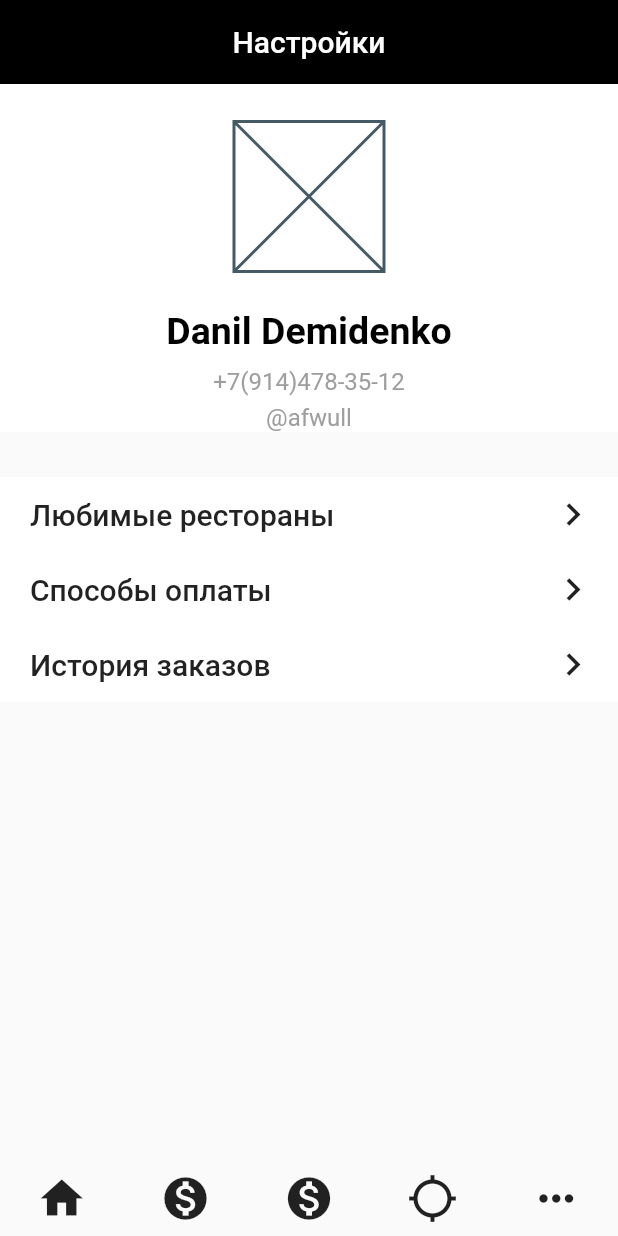
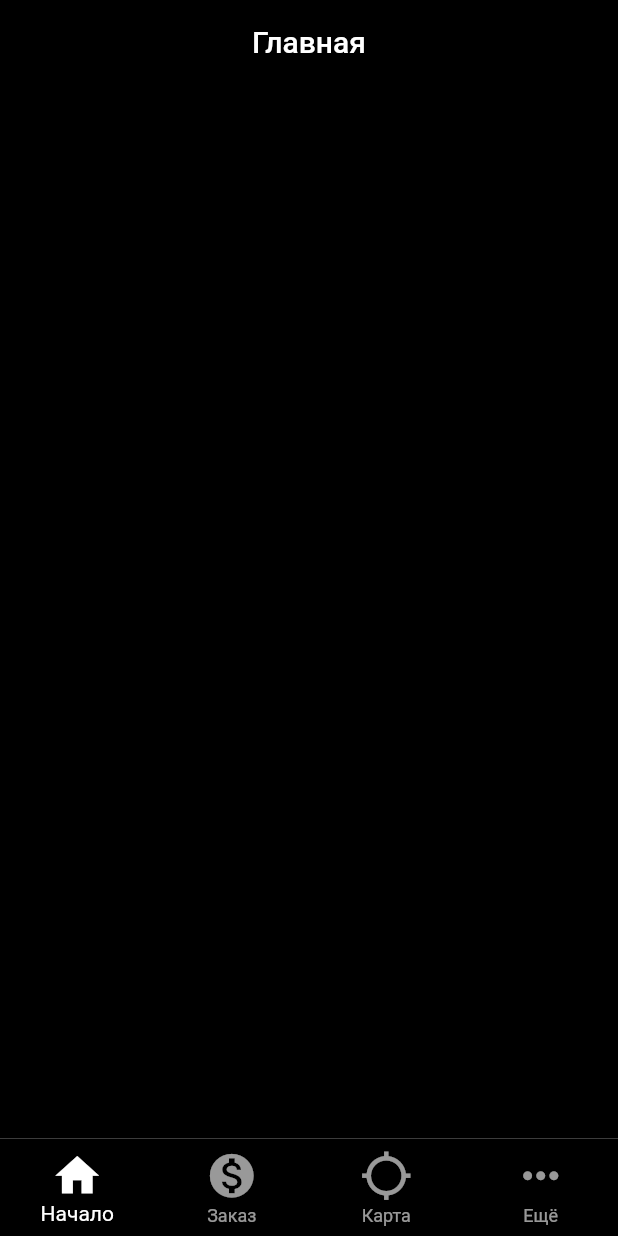
Before and after one commit to getStRiCtd/Food-Delivery-App, a Flutter app: the screen it shows after launch, on a phone screen of 412 x 824 dp. Run offline on Flutter 3.47's test engine with Material 2 defaults, Android fonts, the light colour scheme and no system bars.

Commit message:
Switch beetween Screens
Key changes:
1) Screens treat like widget
2) AppBar title now depends on screen  is currently in use
3) BottomNavigation bar
Also:
- add.dart was removes as unnecessary
- code refactoring

```diff
--- /dev/null
+++ b/lib/Screens/main_screen_widget.dart
@@ -0,0 +1,12 @@
+import "package:flutter/material.dart";
+
+class HomePage extends StatelessWidget {
+  const HomePage({Key? key}) : super(key: key);
+
+  @override
+  Widget build(BuildContext context) {
+    return Container(
+      color: Colors.black,
+    );
+  }
+}
--- /dev/null
+++ b/lib/Screens/settings_screen_widget.dart
@@ -0,0 +1,19 @@
+import "package:flutter/material.dart";
+import 'package:pet/Widgets/user_profile/user_info/user_info.dart';
+import 'package:pet/Widgets/user_profile/settings_list/settings_menu.dart';
+
+class SettingsPage extends StatelessWidget {
+  const SettingsPage({Key? key}) : super(key: key);
+
+  @override
+  Widget build(BuildContext context) {
+    return SizedBox(
+      width: double.infinity,
+      child: Column(
+        crossAxisAlignment: CrossAxisAlignment.center,
+        mainAxisAlignment: MainAxisAlignment.start,
+        children: const [UserInfo(), SizedBox(height: 30), Menu()],
+      ),
+    );
+  }
+}
--- a/lib/Widgets/MaterialApp/app.dart
+++ /dev/null
@@ -1,30 +0,0 @@
-import 'package:flutter/material.dart';
-import 'package:pet/Widgets/user_profile.dart';
-import 'package:pet/Widgets/bootomNavigation/bottom_navigation.dart';
-
-class App extends StatelessWidget {
-  const App({Key? key}) : super(key: key);
-
-  @override
-  Widget build(BuildContext context) {
-    var appBar = AppBar(
-      title: const Text(
-        'Настройки',
-        style: TextStyle(color: Colors.white),
-      ),
-      centerTitle: true,
-      foregroundColor: Colors.black,
-      backgroundColor: Colors.black,
-      elevation: 0,
-    );
-
-    return MaterialApp(
-      home: Scaffold(
-        appBar: appBar,
-        body: UserProfile(),
-        backgroundColor: Colors.grey[250],
-        bottomNavigationBar: BotNavigation(),
-      ),
-    );
-  }
-}
--- a/lib/Widgets/bootomNavigation/bottom_navigation.dart
+++ b/lib/Widgets/bootomNavigation/bottom_navigation.dart
@@ -1,41 +1,15 @@
 import 'package:flutter/material.dart';
 
 class BotNavIcon {
-  final IconData icon;
-  final double size = 34;
+  final Icon icon;
+  final String label;
 
-  const BotNavIcon({required this.icon});
+  const BotNavIcon({required this.icon, required this.label}) : super();
 }
 
 List<BotNavIcon> iconsRow = [
-  BotNavIcon(icon: Icons.home),
-  BotNavIcon(icon: Icons.monetization_on),
-  BotNavIcon(icon: Icons.monetization_on),
-  BotNavIcon(icon: Icons.gps_not_fixed_sharp),
-  BotNavIcon(icon: Icons.more_horiz),
+  BotNavIcon(icon: Icon(Icons.home), label: 'Начало'),
+  BotNavIcon(icon: Icon(Icons.monetization_on), label: 'Заказ'),
+  BotNavIcon(icon: Icon(Icons.gps_not_fixed_sharp), label: "Карта"),
+  BotNavIcon(icon: Icon(Icons.more_horiz), label: "Ещё"),
 ];
-
-class BotNavigation extends StatefulWidget {
-  const BotNavigation({Key? key}) : super(key: key);
-
-  @override
-  BotNavigationState createState() => BotNavigationState();
-}
-
-class BotNavigationState extends State<BotNavigation> {
-  @override
-  Widget build(BuildContext context) {
-    return Container(
-      height: 50,
-      child: Row(
-        mainAxisAlignment: MainAxisAlignment.spaceAround,
-        children: iconsRow
-            .map((iconData) => Icon(
-                  iconData.icon,
-                  size: iconData.size,
-                ))
-            .toList(),
-      ),
-    );
-  }
-}
--- /dev/null
+++ b/lib/Widgets/tested_widgets/navigation_route.dart
@@ -0,0 +1 @@
+import 'package:flutter/material.dart';
--- a/lib/Widgets/user_profile/settings_list/settings_menu.dart
+++ b/lib/Widgets/user_profile/settings_list/settings_menu.dart
@@ -27,19 +27,19 @@ class SettingsRow extends StatelessWidget {
 
   @override
   Widget build(BuildContext context) {
-    return Row(
-      children: [
-        Padding(
-          padding: EdgeInsets.only(left: 20, right: 15),
-          child: Text(label,
-              style: TextStyle(fontSize: 20, fontWeight: FontWeight.w500)),
+    return MaterialButton(
+      onPressed: () {},
+      child: SizedBox(
+        height: 50,
+        child: Row(
+          children: [
+            Text(label,
+                style: TextStyle(fontSize: 20, fontWeight: FontWeight.w500)),
+            Spacer(),
+            Icon(Icons.navigate_next, size: 30)
+          ],
         ),
-        Spacer(),
-        Padding(
-          padding: EdgeInsets.only(right: 15),
-          child: Icon(Icons.navigate_next, size: 30),
-        )
-      ],
+      ),
     );
   }
 }
--- a/lib/main.dart
+++ b/lib/main.dart
@@ -1,7 +1,73 @@
-import 'package:flutter/material.dart';
-import 'Widgets/MaterialApp/app.dart';
+import "package:flutter/material.dart";
+import 'package:pet/Screens/settings_screen_widget.dart';
+import 'Screens/main_screen_widget.dart';
+import 'package:pet/Widgets/bootomNavigation/bottom_navigation.dart';
 
-void main() {
-  const app = App();
-  runApp(app);
+void main() => runApp(MyApp());
+
+class MyApp extends StatefulWidget {
+  const MyApp({Key? key}) : super(key: key);
+
+  @override
+  _MyAppState createState() => _MyAppState();
 }
+
+class _MyAppState extends State<MyApp> {
+  int _selectedIndex = 0;
+  static const List<Widget> widgets = [
+    HomePage(),
+    Text('asd'),
+    Text('data'),
+    SettingsPage()
+  ];
+
+  static const List<String> appBarTitle = [
+    'Главная',
+    'Корзина',
+    'Ближайшин рестораны',
+    'Настройки',
+  ];
+
+  void onSelectTab(int index) {
+    setState(() {
+      if (_selectedIndex == index) return;
+      _selectedIndex = index;
+    });
+  }
+
+  @override
+  Widget build(BuildContext context) {
+    var appBar = AppBar(
+      title: Text(
+        appBarTitle[_selectedIndex],
+        style: TextStyle(color: Colors.white),
+      ),
+      centerTitle: true,
+      foregroundColor: Colors.black,
+      backgroundColor: Colors.black,
+      elevation: 0,
+    );
+
+    var bottomBar = BottomNavigationBar(
+      type: BottomNavigationBarType.fixed,
+      backgroundColor: Colors.black,
+      selectedItemColor: Colors.white,
+      unselectedItemColor: Colors.white.withOpacity(.60),
+      iconSize: 35,
+      items: iconsRow
+          .map((cur) =>
+              BottomNavigationBarItem(icon: cur.icon, label: cur.label))
+          .toList(),
+      onTap: onSelectTab,
+      currentIndex: _selectedIndex,
+    );
+
+    return MaterialApp(
+      home: Scaffold(
+        appBar: appBar,
+        bottomNavigationBar: bottomBar,
+        body: widgets[_selectedIndex],
+      ),
+    );
+  }
+}
```
